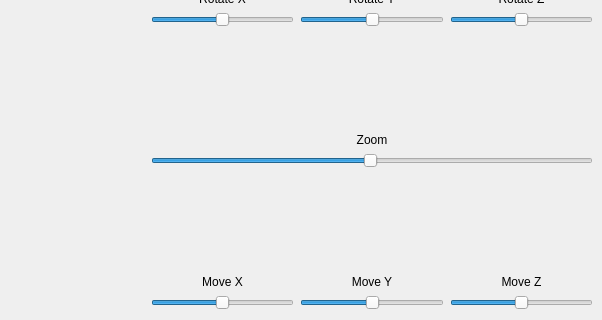
First picture: the form in src/gui/mainwindow.ui, repository kossadda/3DViewer_v1.0, before the edit; both pictures show x 306 to 908 and y 118 to 438 of the 908 by 565 pixel window.
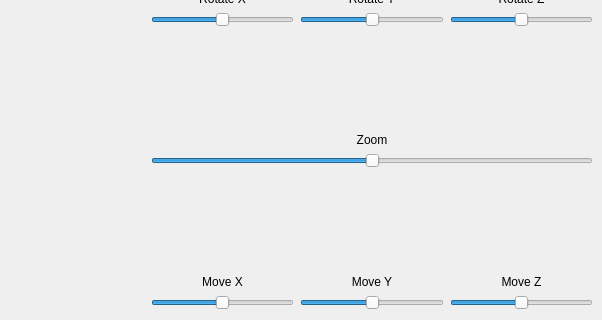
Second picture: the form after the edit. Custom widgets are drawn as their Qt base class.

Patch:
```diff
--- a/src/gui/mainwindow.ui
+++ b/src/gui/mainwindow.ui
@@ -146,10 +146,10 @@
         <item row="8" column="1" colspan="3">
          <widget class="QSlider" name="Zoom">
           <property name="minimum">
-           <number>1</number>
+           <number>-100</number>
           </property>
           <property name="maximum">
-           <number>200</number>
+           <number>100</number>
           </property>
           <property name="singleStep">
            <number>5</number>
@@ -158,10 +158,10 @@
            <number>4</number>
           </property>
           <property name="value">
-           <number>100</number>
+           <number>0</number>
           </property>
           <property name="sliderPosition">
-           <number>100</number>
+           <number>0</number>
           </property>
           <property name="orientation">
            <enum>Qt::Horizontal</enum>
```
